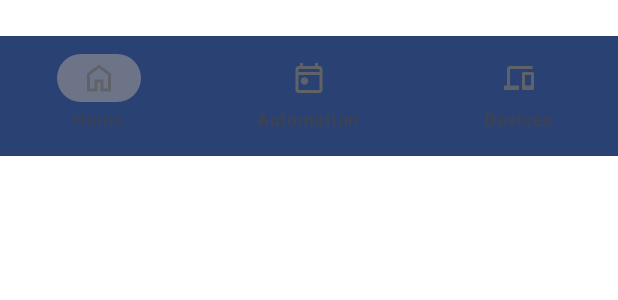
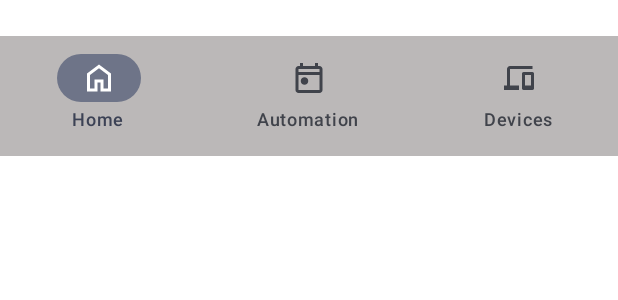
Before and after one commit to TomxBC/APP-HCI, an Android app built with Jetpack Compose: the @Preview function BottomNavigationPreview, on a phone screen of 412 x 824 dp. Shown: the top 300 px of the screen. Run offline under Robolectric (Android 15) with nearby library versions, the phone set to English and light mode, and no system bars.

Commit message:
BottomNavbar and ToolBar

```diff
--- a/app/build.gradle.kts
+++ b/app/build.gradle.kts
@@ -59,6 +59,7 @@ dependencies {
     implementation(libs.androidx.ui.graphics)
     implementation(libs.androidx.ui.tooling.preview)
     implementation(libs.androidx.material3)
+    implementation(libs.androidx.navigation.compose)
     testImplementation(libs.junit)
     androidTestImplementation(libs.androidx.junit)
     androidTestImplementation(libs.androidx.espresso.core)
--- a/app/src/main/java/com/example/turnsmart_hci/navBars/BottomAppBar.kt
+++ b/app/src/main/java/com/example/turnsmart_hci/navBars/BottomAppBar.kt
@@ -2,6 +2,7 @@ package com.example.turnsmart.navBars
 
 import androidx.compose.foundation.Image
 import androidx.compose.foundation.layout.padding
+import androidx.compose.material3.Icon
 import androidx.compose.material3.MaterialTheme.colorScheme
 import androidx.compose.material3.NavigationBar
 import androidx.compose.material3.NavigationBarItem
@@ -14,17 +15,20 @@ import androidx.compose.ui.res.stringResource
 import androidx.compose.ui.tooling.preview.Preview
 import com.example.turnsmart_hci.R
 import com.example.turnsmart_hci.ui.theme.TurnSmartTheme
+import com.example.turnsmart_hci.ui.theme.lightBottomAppBar
+import com.example.turnsmart_hci.ui.theme.lightText
 
 @Composable
 fun TurnSmartBottomNavigationBar(modifier: Modifier = Modifier) {
     NavigationBar (
-        containerColor = colorScheme.primary,
-        contentColor = colorScheme.onPrimary,
+        containerColor = lightBottomAppBar,
+        contentColor = lightText,
         modifier = modifier
+
     ) {
         NavigationBarItem(
             icon = {
-                Image(
+                Icon(
                     painter = painterResource(id = R.drawable.home),
                     contentDescription = stringResource(id = R.string.home_label)
                 )
@@ -34,10 +38,11 @@ fun TurnSmartBottomNavigationBar(modifier: Modifier = Modifier) {
             },
             selected = true,
             onClick = {}
+
         )
         NavigationBarItem(
             icon = {
-                Image(
+                Icon(
                     painter = painterResource(id = R.drawable.routines),
                     contentDescription = stringResource(id = R.string.automation_label)
                 )
@@ -50,7 +55,7 @@ fun TurnSmartBottomNavigationBar(modifier: Modifier = Modifier) {
         )
         NavigationBarItem(
             icon = {
-                Image(
+                Icon(
                     painter = painterResource(id = R.drawable.devices),
                     contentDescription = stringResource(id = R.string.devices_label)
                 )
--- a/app/src/main/res/values/strings.xml
+++ b/app/src/main/res/values/strings.xml
@@ -4,6 +4,7 @@
     <string name="home_label">Home</string>
     <string name="automation_label">Automation</string>
     <string name="devices_label">Devices</string>
+    <string name="settings_label">Settings</string>
     <string name="language">Language</string>
     <string name="english">English</string>
     <string name="spanish">Spanish</string>
--- a/gradle/libs.versions.toml
+++ b/gradle/libs.versions.toml
@@ -8,6 +8,7 @@ espressoCore = "3.5.1"
 lifecycleRuntimeKtx = "2.8.2"
 activityCompose = "1.9.0"
 composeBom = "2023.08.00"
+navigationCompose = "2.7.7"
 
 [libraries]
 androidx-core-ktx = { group = "androidx.core", name = "core-ktx", version.ref = "coreKtx" }
@@ -24,6 +25,7 @@ androidx-ui-tooling-preview = { group = "androidx.compose.ui", name = "ui-toolin
 androidx-ui-test-manifest = { group = "androidx.compose.ui", name = "ui-test-manifest" }
 androidx-ui-test-junit4 = { group = "androidx.compose.ui", name = "ui-test-junit4" }
 androidx-material3 = { group = "androidx.compose.material3", name = "material3" }
+androidx-navigation-compose = { group = "androidx.navigation", name = "navigation-compose", version.ref = "navigationCompose" }
 
 [plugins]
 android-application = { id = "com.android.application", version.ref = "agp" }
```
Also changed, not shown: app/src/main/java/com/example/turnsmart_hci/MainScreen.kt (renamed from app/src/main/java/com/example/turnsmart_hci/screens/MainScreen.kt, +9 -12 lines), app/src/main/java/com/example/turnsmart_hci/navBars/ToolBar.kt (+53 -0 lines), app/src/main/java/com/example/turnsmart_hci/ui/theme/Color.kt (+5 -2 lines).
